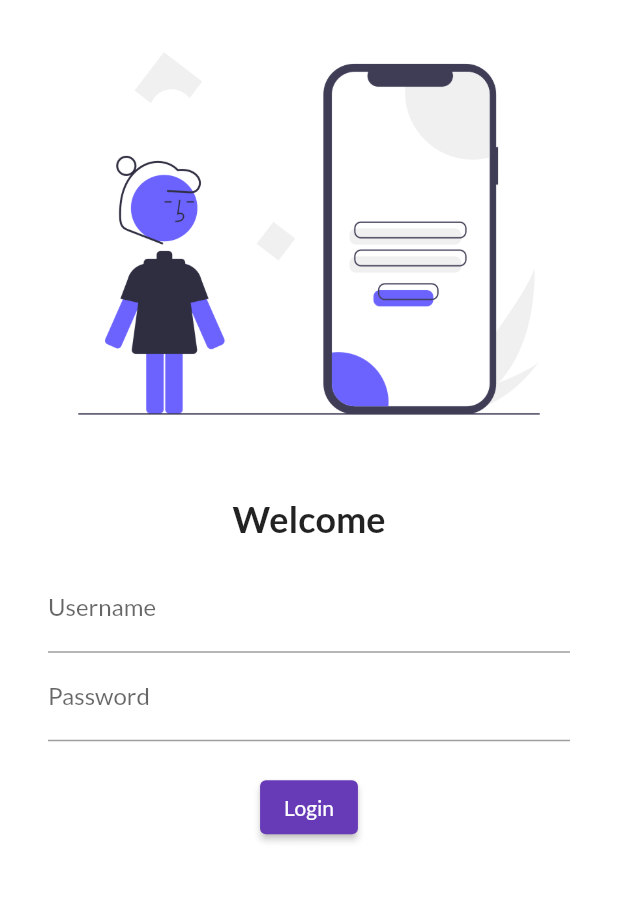
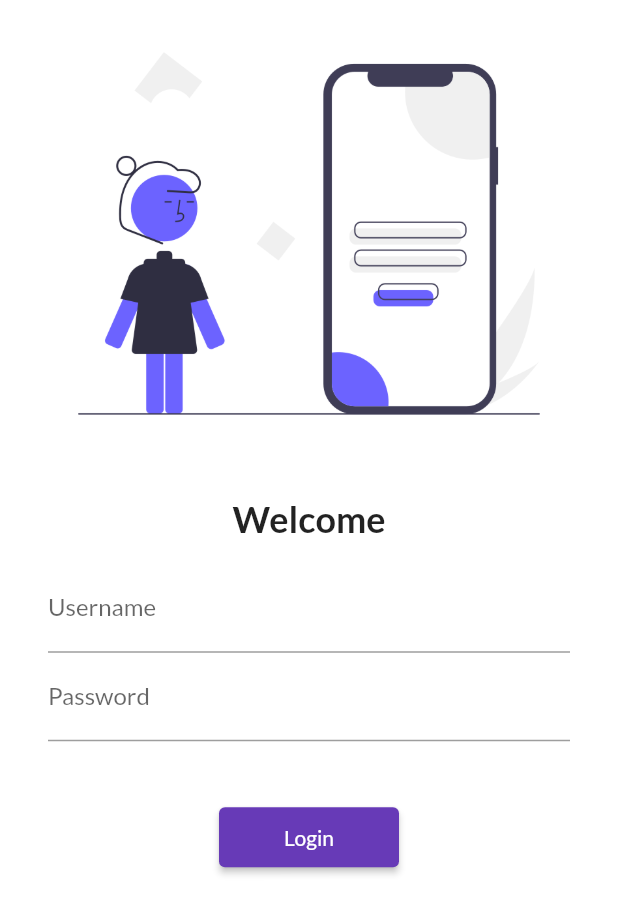
Before and after one commit to amarjaiswar16/flutter-catalog-app, a Flutter app: the screen it shows after launch, on a phone screen of 412 x 824 dp. Shown: the top 914 px of the screen. Run offline on Flutter 3.47's test engine with Material 2 defaults, Android fonts, the phone set to English and light mode, and no system bars; our stand-ins replace google_fonts.

Commit message:
Day 5 completed

```diff
--- a/lib/main.dart
+++ b/lib/main.dart
@@ -1,6 +1,7 @@
 import 'package:flutter/material.dart';
 import 'package:flutter_catalog/pages/home_page.dart';
 import 'package:flutter_catalog/pages/login_page.dart';
+import 'package:flutter_catalog/utils/routes.dart';
 import 'package:google_fonts/google_fonts.dart';
 
 void main() {
@@ -12,6 +13,7 @@ class MyApp extends StatelessWidget {
   @override
   Widget build(BuildContext context) {
     return MaterialApp(
+      debugShowCheckedModeBanner: false,
       themeMode: ThemeMode.light,
       theme: ThemeData(
         primarySwatch: Colors.deepPurple,
@@ -24,8 +26,8 @@ class MyApp extends StatelessWidget {
       initialRoute: "/",
       routes: {
         "/": (context) => LoginPage(),
-        "/home": (context) => HomePage(),
-        "/login": (context) => LoginPage(),
+        MyRoutes.homeRoute: (context) => HomePage(),
+        MyRoutes.loginRoute: (context) => LoginPage(),
       },
     );
   }
--- a/lib/pages/login_page.dart
+++ b/lib/pages/login_page.dart
@@ -1,10 +1,12 @@
 import 'package:flutter/material.dart';
+import 'package:flutter_catalog/utils/routes.dart';
 
 class LoginPage extends StatelessWidget {
   @override
   Widget build(BuildContext context) {
     return Material(
       color: Colors.white,
+      child: SingleChildScrollView(
         child: Column(children: [
           Image.asset(
             "assets/images/login_image.png",
@@ -18,7 +20,8 @@ class LoginPage extends StatelessWidget {
             style: TextStyle(fontSize: 24, fontWeight: FontWeight.bold),
           ),
           Padding(
-          padding: const EdgeInsets.symmetric(vertical: 16.0, horizontal: 32.0),
+            padding:
+                const EdgeInsets.symmetric(vertical: 16.0, horizontal: 32.0),
             child: Column(
               children: [
                 TextFormField(
@@ -35,19 +38,20 @@ class LoginPage extends StatelessWidget {
                   ),
                 ),
                 const SizedBox(
-                height: 20,
+                  height: 40,
                 ),
                 ElevatedButton(
                   onPressed: () {
-                  print('hello World!');
+                    Navigator.pushNamed(context, MyRoutes.homeRoute);
                   },
-                style: TextButton.styleFrom(),
+                  style: TextButton.styleFrom(minimumSize: Size(120, 40)),
                   child: const Text('Login'),
                 ),
               ],
             ),
           ),
         ]),
+      ),
     );
   }
 }
--- /dev/null
+++ b/lib/utils/routes.dart
@@ -0,0 +1,6 @@
+
+
+class MyRoutes {
+  static String loginRoute = "/login";
+  static String homeRoute = "/home";
+}
```
Lines whose indentation alone changed are shown as unchanged.
